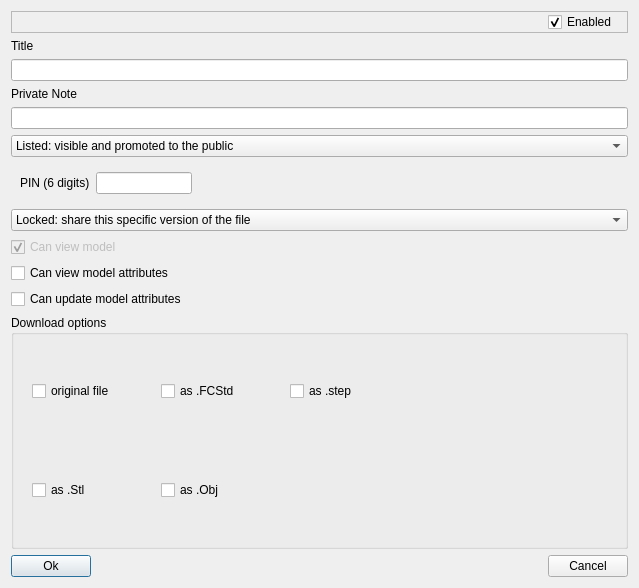
Above: SharingLinkEditDialog.ui from Ondsel-Development/Ondsel-Lens-Addon before the change. Below: the same form after it.
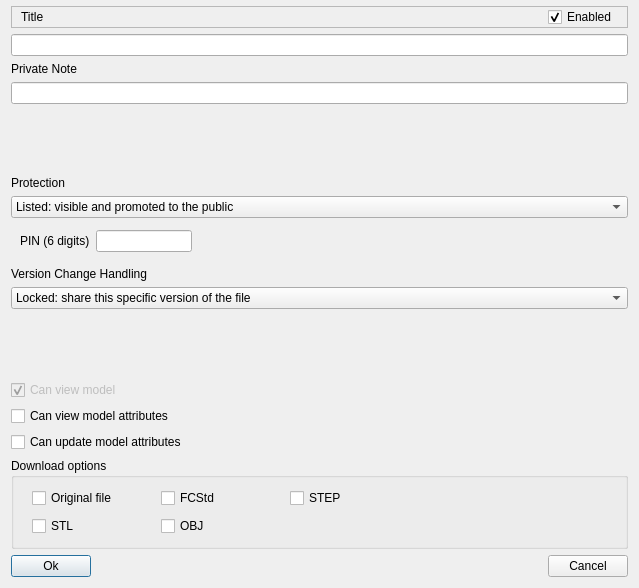
That is the form after the change.

Commit message: UI fixes requested by Alex

```diff
--- a/SharingLinkEditDialog.ui
+++ b/SharingLinkEditDialog.ui
@@ -14,6 +14,9 @@
    <string>Sharing Link Settings</string>
   </property>
   <layout class="QVBoxLayout">
+   <property name="topMargin">
+    <number>6</number>
+   </property>
    <item>
     <layout class="QVBoxLayout" name="verticalLayout_2">
      <item>
@@ -37,6 +40,13 @@
         <property name="bottomMargin">
          <number>0</number>
         </property>
+        <item>
+         <widget class="QLabel" name="titleLabel">
+          <property name="text">
+           <string>Title</string>
+          </property>
+         </widget>
+        </item>
         <item>
          <spacer name="horizontalSpacer_5">
           <property name="orientation">
@@ -63,18 +73,11 @@
        </layout>
       </widget>
      </item>
-     <item>
-      <widget class="QLabel" name="titleLabel">
-       <property name="text">
-        <string>Title</string>
-       </property>
-      </widget>
-     </item>
      <item>
       <widget class="QLineEdit" name="linkTitle"/>
      </item>
      <item>
-      <widget class="QLabel" name="label">
+      <widget class="QLabel" name="privateNoteLabel">
        <property name="text">
         <string>Private Note</string>
        </property>
@@ -87,6 +90,26 @@
        </property>
       </widget>
      </item>
+     <item>
+      <spacer name="verticalSpacer">
+       <property name="orientation">
+        <enum>Qt::Vertical</enum>
+       </property>
+       <property name="sizeHint" stdset="0">
+        <size>
+         <width>20</width>
+         <height>10</height>
+        </size>
+       </property>
+      </spacer>
+     </item>
+     <item>
+      <widget class="QLabel" name="protectionLabel">
+       <property name="text">
+        <string>Protection</string>
+       </property>
+      </widget>
+     </item>
      <item>
       <widget class="QComboBox" name="protectionComboBox">
        <property name="sizePolicy">
@@ -107,11 +130,21 @@
        </item>
        <item>
         <property name="text">
-         <string>Pin: only visible when the PIN is entered</string>
+         <string>PIN: only visible when the PIN is entered</string>
         </property>
        </item>
       </widget>
      </item>
+     <item>
+      <widget class="QFrame" name="pinFrame_2">
+       <property name="frameShape">
+        <enum>QFrame::StyledPanel</enum>
+       </property>
+       <property name="frameShadow">
+        <enum>QFrame::Raised</enum>
+       </property>
+      </widget>
+     </item>
      <item>
       <widget class="QFrame" name="pinFrame">
        <property name="enabled">
@@ -120,7 +153,7 @@
        <property name="minimumSize">
         <size>
          <width>0</width>
-         <height>20</height>
+         <height>28</height>
         </size>
        </property>
        <property name="frameShape">
@@ -130,11 +163,20 @@
         <enum>QFrame::Plain</enum>
        </property>
        <layout class="QHBoxLayout" name="horizontalLayout_3">
+        <property name="topMargin">
+         <number>0</number>
+        </property>
         <item>
          <widget class="QLabel" name="pinLabel">
           <property name="enabled">
            <bool>true</bool>
           </property>
+          <property name="minimumSize">
+           <size>
+            <width>0</width>
+            <height>20</height>
+           </size>
+          </property>
           <property name="text">
            <string>PIN (6 digits)</string>
           </property>
@@ -172,6 +214,13 @@
        </layout>
       </widget>
      </item>
+     <item>
+      <widget class="QLabel" name="versionFollowingLabel">
+       <property name="text">
+        <string>Version Change Handling</string>
+       </property>
+      </widget>
+     </item>
      <item>
       <widget class="QComboBox" name="versionFollowingComboBox">
        <property name="sizePolicy">
@@ -192,6 +241,19 @@
        </item>
       </widget>
      </item>
+     <item>
+      <spacer name="verticalSpacer_2">
+       <property name="orientation">
+        <enum>Qt::Vertical</enum>
+       </property>
+       <property name="sizeHint" stdset="0">
+        <size>
+         <width>20</width>
+         <height>10</height>
+        </size>
+       </property>
+      </spacer>
+     </item>
      <item>
       <widget class="QCheckBox" name="canViewModelCheckBox">
        <property name="enabled">
@@ -271,7 +333,7 @@
               </size>
              </property>
              <property name="text">
-              <string>original file</string>
+              <string>Original file</string>
              </property>
             </widget>
            </item>
@@ -290,7 +352,7 @@
               </size>
              </property>
              <property name="text">
-              <string>as .FCStd</string>
+              <string>FCStd</string>
              </property>
             </widget>
            </item>
@@ -309,7 +371,7 @@
               </size>
              </property>
              <property name="text">
-              <string>as .step</string>
+              <string>STEP</string>
              </property>
             </widget>
            </item>
@@ -368,7 +430,7 @@
               </size>
              </property>
              <property name="text">
-              <string>as .Stl</string>
+              <string>STL</string>
              </property>
             </widget>
            </item>
@@ -387,7 +449,7 @@
               </size>
              </property>
              <property name="text">
-              <string>as .Obj</string>
+              <string>OBJ</string>
              </property>
             </widget>
            </item>
```
The commit also changes 1 other file.
